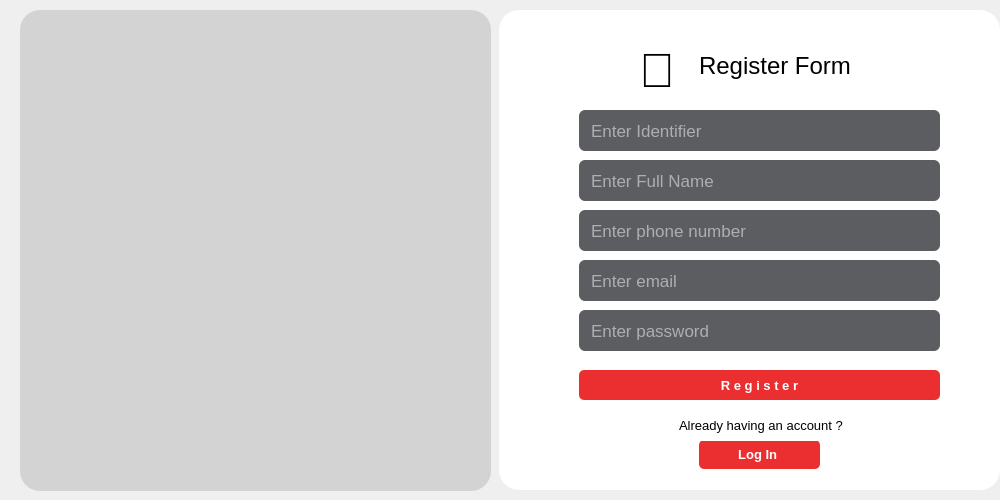
This is register-form.ui in Cxuchy/Esprit-Planner-Administrator as Qt 5 draws it before an edit. The edited form follows.
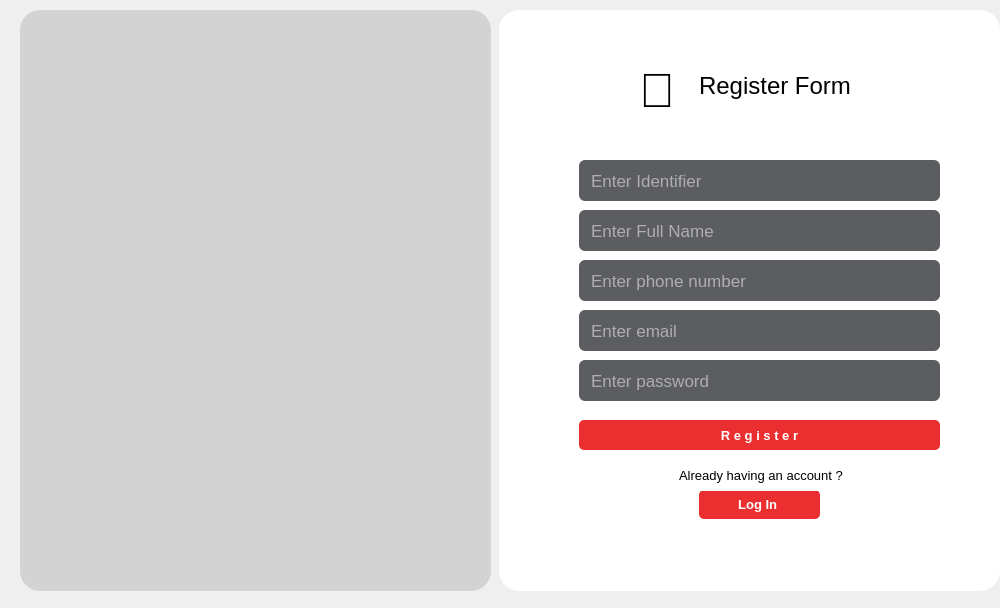
This is the edited form. Icons and pictures are not drawn.

The edit to the form file:
```diff
--- a/register-form.ui
+++ b/register-form.ui
@@ -7,7 +7,7 @@
     <x>0</x>
     <y>0</y>
     <width>1000</width>
-    <height>500</height>
+    <height>608</height>
    </rect>
   </property>
   <property name="windowTitle">
@@ -19,7 +19,7 @@
      <x>499</x>
      <y>10</y>
      <width>501</width>
-     <height>480</height>
+     <height>581</height>
     </rect>
    </property>
    <property name="styleSheet">
@@ -30,7 +30,7 @@
     <property name="geometry">
      <rect>
       <x>80</x>
-      <y>100</y>
+      <y>150</y>
       <width>361</width>
       <height>41</height>
      </rect>
@@ -54,7 +54,7 @@
     <property name="geometry">
      <rect>
       <x>80</x>
-      <y>300</y>
+      <y>350</y>
       <width>361</width>
       <height>41</height>
      </rect>
@@ -81,7 +81,7 @@
     <property name="geometry">
      <rect>
       <x>80</x>
-      <y>360</y>
+      <y>410</y>
       <width>361</width>
       <height>30</height>
      </rect>
@@ -116,7 +116,7 @@
     <property name="geometry">
      <rect>
       <x>200</x>
-      <y>430</y>
+      <y>480</y>
       <width>121</width>
       <height>29</height>
      </rect>
@@ -151,7 +151,7 @@
     <property name="geometry">
      <rect>
       <x>140</x>
-      <y>30</y>
+      <y>50</y>
       <width>51</width>
       <height>61</height>
      </rect>
@@ -169,7 +169,7 @@
     <property name="geometry">
      <rect>
       <x>80</x>
-      <y>250</y>
+      <y>300</y>
       <width>361</width>
       <height>41</height>
      </rect>
@@ -199,7 +199,7 @@
     <property name="geometry">
      <rect>
       <x>80</x>
-      <y>200</y>
+      <y>250</y>
       <width>361</width>
       <height>41</height>
      </rect>
@@ -226,7 +226,7 @@
     <property name="geometry">
      <rect>
       <x>80</x>
-      <y>150</y>
+      <y>200</y>
       <width>361</width>
       <height>41</height>
      </rect>
@@ -250,7 +250,7 @@
     <property name="geometry">
      <rect>
       <x>200</x>
-      <y>30</y>
+      <y>50</y>
       <width>251</width>
       <height>51</height>
      </rect>
@@ -277,7 +277,7 @@
     <property name="geometry">
      <rect>
       <x>180</x>
-      <y>400</y>
+      <y>450</y>
       <width>181</width>
       <height>31</height>
      </rect>
@@ -303,7 +303,7 @@
      <x>20</x>
      <y>10</y>
      <width>471</width>
-     <height>481</height>
+     <height>581</height>
     </rect>
    </property>
    <property name="styleSheet">
@@ -314,7 +314,7 @@
     <property name="geometry">
      <rect>
       <x>130</x>
-      <y>30</y>
+      <y>90</y>
       <width>211</width>
       <height>401</height>
      </rect>
```
